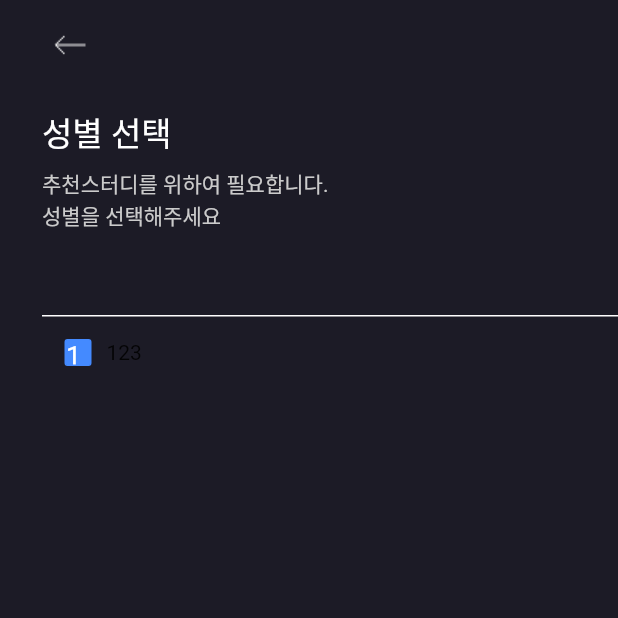
After one commit to JOIN-M-Y/Mobile, a Flutter app: the GenderSelectPage screen opened by its route, on a phone screen of 412 x 824 dp, the top half of it. The commit adds this screen. Run offline on Flutter 3.47's test engine with Material 2 defaults, Android fonts, the phone set to English and light mode, and no system bars; our stand-ins replace google_sign_in, rxdart; missing offline and left inert: flare_splash_screen.

Commit message:
create : 성별 선택 화면 및 커스텀 라디오 버튼 제작 중

```diff
--- /dev/null
+++ b/lib/common/ui.dart
@@ -0,0 +1,44 @@
+import 'package:flutter/material.dart';
+
+Widget topToolbar(BuildContext context) {
+  return Row(
+    mainAxisAlignment: MainAxisAlignment.start,
+    children: <Widget>[
+      IconButton(
+        icon: Image.asset("images/arrow_left.png"),
+        onPressed: () {
+          Navigator.pop(context);
+        },
+      )
+    ],
+  );
+}
+
+Widget topDescription(String topTitle, String subTitle) {
+  return Column(
+    crossAxisAlignment: CrossAxisAlignment.start,
+    children: <Widget>[
+      Text(
+        topTitle,
+        style: TextStyle(
+            fontWeight: FontWeight.w400, color: Colors.white, fontSize: 22),
+      ),
+      Container(
+        margin: const EdgeInsets.only(top: 8),
+        child: Text(
+          subTitle,
+          style: TextStyle(
+              fontWeight: FontWeight.w400,
+              color: Color.fromRGBO(203, 203, 203, 1),
+              fontSize: 14),
+        ),
+      ),
+      Container(
+        color: Colors.white,
+        width: double.infinity,
+        height: 1,
+        margin: const EdgeInsets.only(top: 56),
+      )
+    ],
+  );
+}
--- a/lib/const/strings.dart
+++ b/lib/const/strings.dart
@@ -9,4 +9,5 @@ class Routes {
   static const String HOME = "/home";
   static const String SIGN_UP = "/signUp";
   static const String MAIN = "/main";
+  static const String GENDER = "/signUp/gender";
 }
--- /dev/null
+++ b/lib/custom/SIgnupRadioButton.dart
@@ -0,0 +1,54 @@
+import 'package:flutter/cupertino.dart';
+import 'package:flutter/material.dart';
+
+class RadioModel {
+  bool isSelected;
+  final String text;
+
+  RadioModel(this.isSelected, this.text);
+}
+
+class RadioButton extends StatelessWidget {
+  final RadioModel _item;
+
+  RadioButton(this._item);
+
+  @override
+  Widget build(BuildContext context) {
+    return new Container(
+      margin: new EdgeInsets.all(15.0),
+      child: new Row(
+        mainAxisSize: MainAxisSize.max,
+        children: <Widget>[
+          Container(
+            decoration: BoxDecoration(
+                color: Color.fromRGBO(243, 102, 34, 1),
+                shape: BoxShape.circle),
+          ),
+          Container(
+            height: 18,
+            width: 18,
+            child: Center(
+              child: Text(_item.text,
+                  style: TextStyle(
+                      color: _item.isSelected ? Colors.white : Colors.black,
+                      //fontWeight: FontWeight.bold,
+                      fontSize: 18.0)),
+            ),
+            decoration: new BoxDecoration(
+              color: _item.isSelected ? Colors.blueAccent : Colors.transparent,
+              border: new Border.all(
+                  width: 1.0,
+                  color: _item.isSelected ? Colors.blueAccent : Colors.grey),
+              borderRadius: const BorderRadius.all(const Radius.circular(2.0)),
+            ),
+          ),
+          Container(
+            margin: new EdgeInsets.only(left: 10.0),
+            child: new Text(_item.text),
+          )
+        ],
+      ),
+    );
+  }
+}
--- a/lib/main.dart
+++ b/lib/main.dart
@@ -3,6 +3,7 @@ import 'dart:io';
 import 'package:flare_splash_screen/flare_splash_screen.dart';
 import 'package:flutter/material.dart';
 import 'package:flutter/services.dart';
+import 'package:join/page/genderSelectPage.dart';
 import 'package:join/page/joinMainPage.dart';
 import 'package:join/page/loginPage.dart';
 import 'package:join/page/mainPage.dart';
@@ -36,7 +37,8 @@ class JoinApp extends StatelessWidget {
       routes: {
         Routes.HOME: (_) => JoinMainPage(),
         Routes.SIGN_UP: (_) => SignUpEmailPage(),
-        Routes.MAIN:(_) => MainPage()
+        Routes.MAIN:(_) => MainPage(),
+        Routes.GENDER:(_) => GenderSelectPage()
       },
     );
   }
--- /dev/null
+++ b/lib/page/genderSelectPage.dart
@@ -0,0 +1,37 @@
+import 'package:flutter/cupertino.dart';
+import 'package:flutter/material.dart';
+import 'package:join/common/ui.dart';
+import 'package:join/custom/SIgnupRadioButton.dart';
+
+class GenderSelectPage extends StatefulWidget {
+  @override
+  State<StatefulWidget> createState() => _GenderSelectPage();
+}
+
+class _GenderSelectPage extends State<GenderSelectPage> {
+  @override
+  Widget build(BuildContext context) {
+    return Scaffold(
+        resizeToAvoidBottomInset: false,
+        backgroundColor: Color.fromRGBO(28, 27, 38, 2),
+        body: SafeArea(
+            child: Padding(
+          padding: const EdgeInsets.only(top: 6, left: 28),
+          child: Column(
+            crossAxisAlignment: CrossAxisAlignment.start,
+            children: <Widget>[
+              topToolbar(context),
+              Container(
+                  margin: const EdgeInsets.only(top: 17),
+                  child:
+                      topDescription("성별 선택", "추천스터디를 위하여 필요합니다.\n성별을 선택해주세요")),
+              radioButton("123")
+            ],
+          ),
+        )));
+  }
+
+  Widget radioButton(String title) {
+    return RadioButton(RadioModel(true, title));
+  }
+}
--- a/lib/page/loginPage.dart
+++ b/lib/page/loginPage.dart
@@ -59,7 +59,12 @@ Widget googleLoginButton() {
       child: StreamBuilder(
         stream: googleAuthBloc.googleAccount,
         builder: (BuildContext context, AsyncSnapshot<GoogleSignInAccount> snapshot) {
-          if (!snapshot.hasData) {
+          if(snapshot.hasData){
+            moveGenderPager((){
+              Navigator.pushNamed(context, Routes.GENDER);
+              googleAuthBloc.signOutGoogle();
+            });
+          }
           return FlatButton(
             onPressed: () {
                 googleAuthBloc.sigInGoogle();
@@ -78,18 +83,21 @@ Widget googleLoginButton() {
                     margin: EdgeInsets.only(right: 4),
                     child: Image.asset("images/ic_google.png")),
                 Text("구글 계정으로 시작하기", style: TextStyle(
-                      color: Colors.white, fontSize: 14, fontWeight: FontWeight.w400))
+                    color: Colors.white,
+                    fontSize: 14,
+                    fontWeight: FontWeight.w400))
               ],
             ),
           );
-          } else {
-            //Test
-            print("test");
-            return Container(child: Text(snapshot.data.email));
-          }
         },
       ),
   );
+}
+
+void moveGenderPager(Function callback) {
+  WidgetsBinding.instance.addPostFrameCallback((_) {
+    callback();
+  });
 }
 
 Widget loginButton(BuildContext context) {
```
Lines whose indentation alone changed are shown as unchanged.
